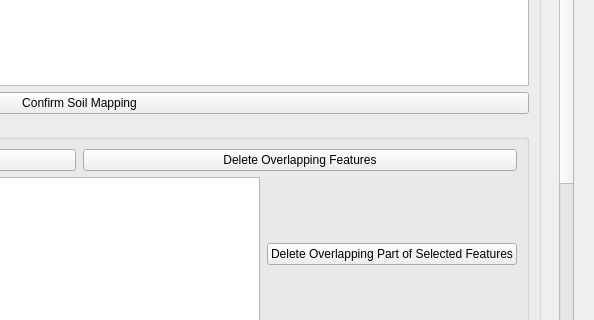
Qt form QTalsim/qtalsim_dialog_base.ui (sydroconsult/QTalsim) before a commit; both pictures show x 421 to 1015 and y 294 to 614 of the 1015 by 860 pixel window.
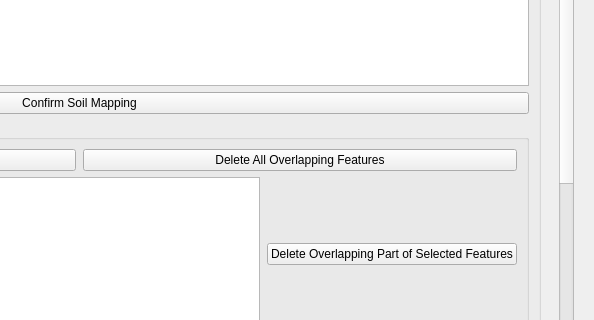
The same form after that commit. Custom widgets are drawn as their Qt base class.

What changed in the file:
```diff
--- a/QTalsim/qtalsim_dialog_base.ui
+++ b/QTalsim/qtalsim_dialog_base.ui
@@ -53,7 +53,7 @@
          <property name="geometry">
           <rect>
            <x>0</x>
-           <y>-609</y>
+           <y>-618</y>
            <width>948</width>
            <height>1397</height>
           </rect>
@@ -309,7 +309,7 @@
                           <string>Deletes all overlapping parts of soil layer. If two polygons overlap, the overlapping part is assigned to the smaller of the two polygons.</string>
                          </property>
                          <property name="text">
-                          <string>Delete Overlapping Features</string>
+                          <string>Delete All Overlapping Features</string>
                          </property>
                         </widget>
                        </item>
```
Left out of the diff: 4 changed lines with no effect on the pictures.
